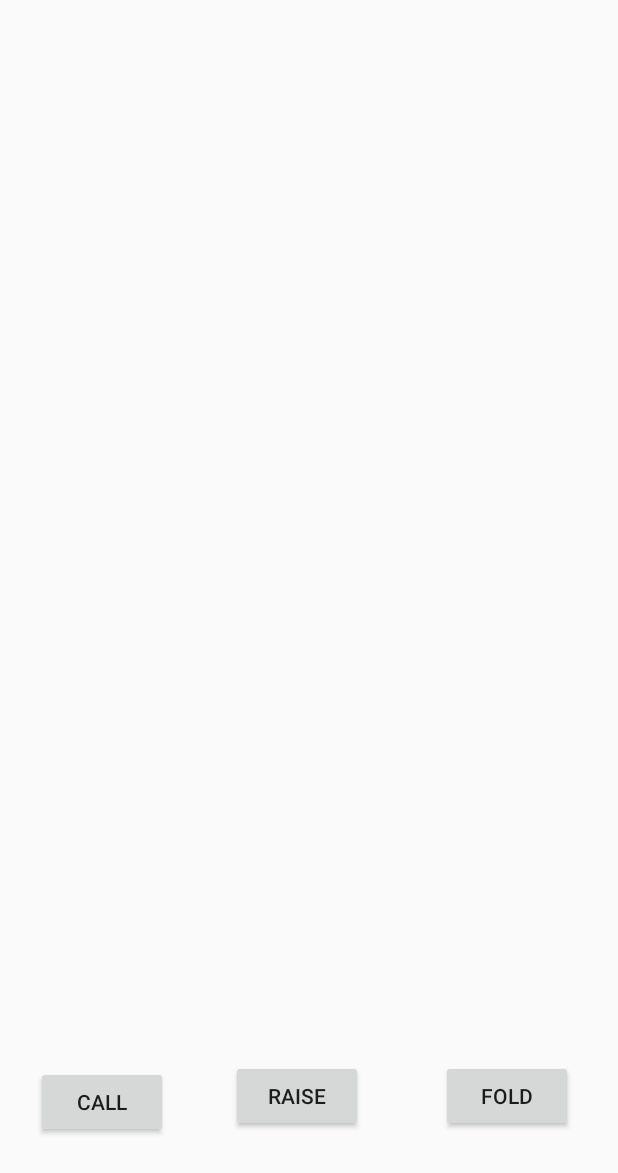
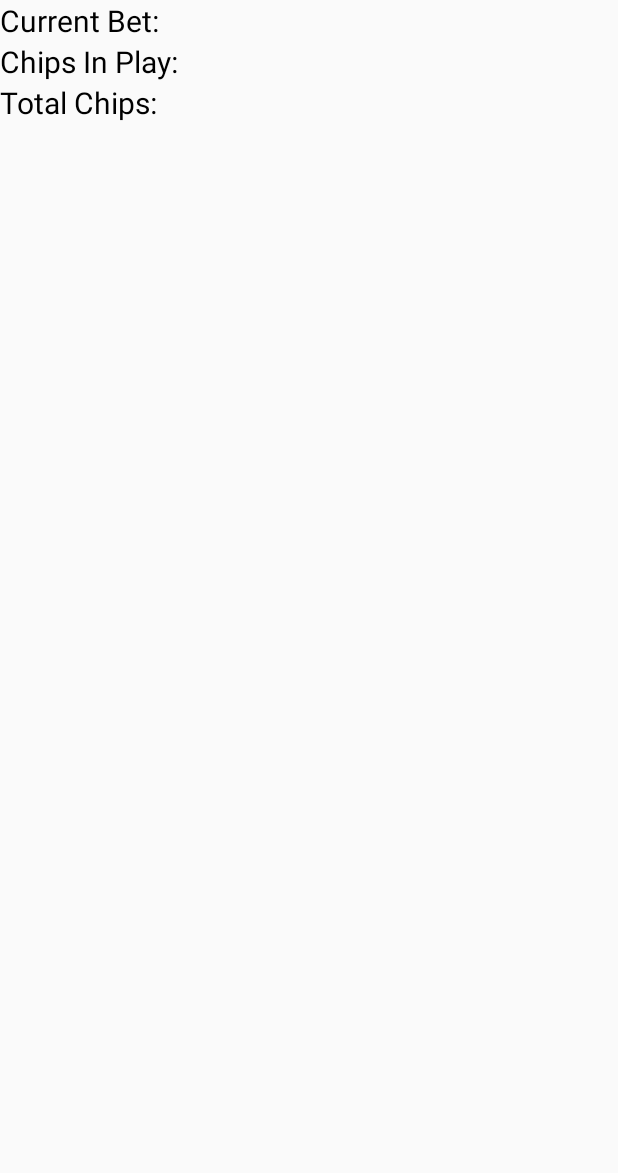
Before and after one commit to JMcL98/Local-Poker, an Android app: the layout activity_game.xml on its own in the app's theme, with its tools: preview values and no code run, on a phone screen of 412 x 824 dp. Shown: the top 1173 px of the screen. Run offline under Robolectric (Android 15) with nearby library versions, the phone set to English and light mode, and no system bars.

Commit message:
Basic information update system

```diff
--- a/app/src/main/java/com/e/localpoker/HostGameManager.java
+++ b/app/src/main/java/com/e/localpoker/HostGameManager.java
@@ -115,7 +115,12 @@ public class HostGameManager extends Service implements Parcelable {
                 playersInPlay--;
                 break;
         }
+    }
 
+    void updatePlayerInfo(int index) {
+        for (int i = 0; i < numPlayers; i++) {
+
+        }
     }
 
     void advanceStage() {
--- a/app/src/main/java/com/e/localpoker/Player.java
+++ b/app/src/main/java/com/e/localpoker/Player.java
@@ -24,7 +24,7 @@ class Player {
 
     Player (int playerID, Socket clientSocket) throws IOException {
         this.playerID = playerID;
-        if (playerID != 0) {
+        if (playerID > 0) {
             this.clientSocket = clientSocket;
             this.playerOutput = new DataOutputStream(clientSocket.getOutputStream());
             this.playerInput = new DataInputStream(clientSocket.getInputStream());
--- a/app/src/main/res/layout/activity_game.xml
+++ b/app/src/main/res/layout/activity_game.xml
@@ -6,46 +6,78 @@
     android:layout_height="match_parent"
     tools:context=".GameActivity">
 
+    <LinearLayout
+        android:layout_width="384dp"
+        android:layout_height="68dp"
+        android:layout_marginStart="16dp"
+        android:layout_marginEnd="16dp"
+        android:layout_marginBottom="16dp"
+        android:gravity="center_horizontal|center_vertical"
+        android:orientation="horizontal"
+        app:layout_constraintBottom_toBottomOf="parent"
+        app:layout_constraintEnd_toEndOf="parent"
+        app:layout_constraintStart_toStartOf="parent">
+
         <Button
             android:id="@+id/callButton"
-        android:layout_width="wrap_content"
+            android:layout_width="120dp"
             android:layout_height="wrap_content"
-        android:layout_marginStart="20dp"
-        android:layout_marginTop="664dp"
-        android:layout_marginEnd="37dp"
-        android:layout_marginBottom="19dp"
             android:onClick="onCall"
             android:text="Call"
-        app:layout_constraintBottom_toBottomOf="parent"
-        app:layout_constraintEnd_toStartOf="@+id/raiseButton"
-        app:layout_constraintStart_toStartOf="parent"
-        app:layout_constraintTop_toTopOf="parent" />
+            android:visibility="invisible"
+            tools:layout_editor_absoluteX="-10dp"
+            tools:layout_editor_absoluteY="588dp" />
 
         <Button
             android:id="@+id/raiseButton"
-        android:layout_width="wrap_content"
+            android:layout_width="116dp"
             android:layout_height="wrap_content"
-        android:layout_marginTop="660dp"
-        android:layout_marginBottom="23dp"
             android:onClick="onRaise"
             android:text="Raise"
-        app:layout_constraintBottom_toBottomOf="parent"
-        app:layout_constraintEnd_toStartOf="@+id/foldButton"
-        app:layout_constraintStart_toEndOf="@+id/callButton"
-        app:layout_constraintTop_toTopOf="parent" />
+            android:visibility="invisible"
+            tools:layout_editor_absoluteX="14dp"
+            tools:layout_editor_absoluteY="595dp" />
 
         <Button
             android:id="@+id/foldButton"
-        android:layout_width="wrap_content"
+            android:layout_width="118dp"
             android:layout_height="wrap_content"
-        android:layout_marginStart="48dp"
-        android:layout_marginTop="660dp"
-        android:layout_marginEnd="26dp"
-        android:layout_marginBottom="23dp"
             android:onClick="onFold"
             android:text="Fold"
-        app:layout_constraintBottom_toBottomOf="parent"
-        app:layout_constraintEnd_toEndOf="parent"
-        app:layout_constraintStart_toEndOf="@+id/raiseButton"
-        app:layout_constraintTop_toTopOf="parent" />
+            android:visibility="invisible"
+            tools:layout_editor_absoluteX="2dp"
+            tools:layout_editor_absoluteY="583dp" />
+    </LinearLayout>
+
+    <LinearLayout
+        android:layout_width="194dp"
+        android:layout_height="108dp"
+        android:orientation="vertical"
+        tools:layout_editor_absoluteX="16dp"
+        tools:layout_editor_absoluteY="537dp">
+
+        <TextView
+            android:id="@+id/currentBet"
+            android:layout_width="match_parent"
+            android:layout_height="wrap_content"
+            android:text="Current Bet:"
+            android:textColor="#000000"
+            android:textSize="20sp" />
+
+        <TextView
+            android:id="@+id/chipsInPlay"
+            android:layout_width="match_parent"
+            android:layout_height="wrap_content"
+            android:text="Chips In Play:"
+            android:textColor="#000000"
+            android:textSize="20sp" />
+
+        <TextView
+            android:id="@+id/myChips"
+            android:layout_width="match_parent"
+            android:layout_height="wrap_content"
+            android:text="Total Chips:"
+            android:textColor="#000000"
+            android:textSize="20sp" />
+    </LinearLayout>
 </androidx.constraintlayout.widget.ConstraintLayout>
```
Also changed, not shown: app/src/main/java/com/e/localpoker/ClientGameManager.java (+21 -3 lines), app/src/main/java/com/e/localpoker/GameActivity.java (+10 -0 lines), app/src/main/java/com/e/localpoker/gameThread.java (+120 -1 lines). Lines whose indentation alone changed are shown as unchanged.
